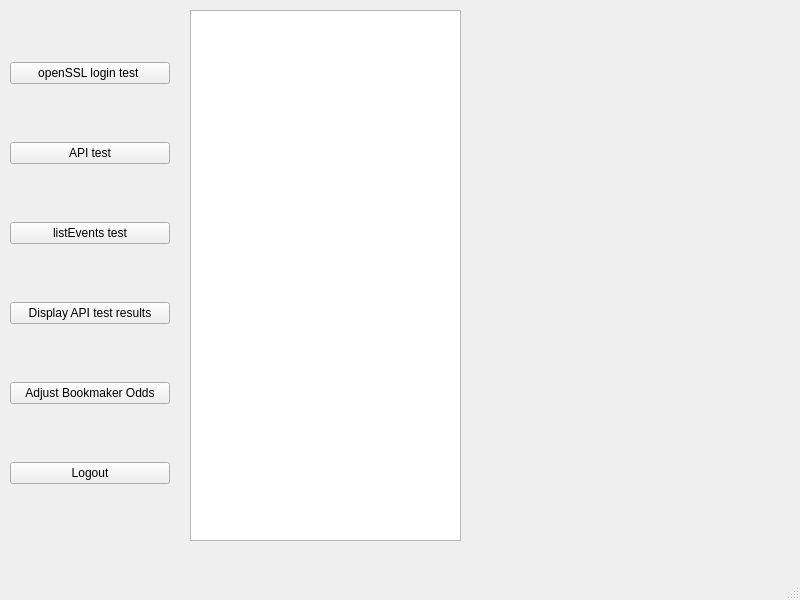
Above: gui/main.ui from CristianProdaniuc/Bet_Omnitool before the change. Below: the same form after it.
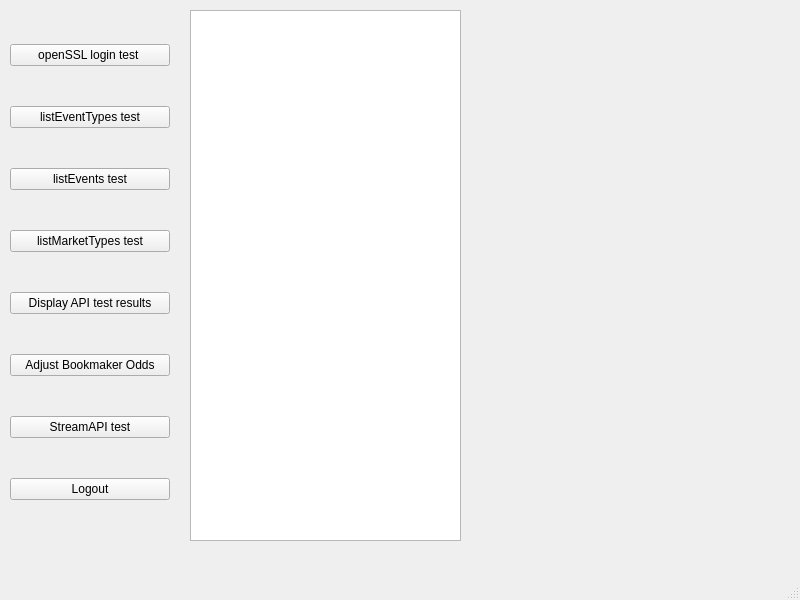
That is the form after the change.

Commit message: Added listMarketTypes, test betfairlightweight package

```diff
--- a/gui/main.ui
+++ b/gui/main.ui
@@ -34,7 +34,7 @@
      <item>
       <widget class="QPushButton" name="buttonAPItest">
        <property name="text">
-        <string>API test</string>
+        <string>listEventTypes test</string>
        </property>
       </widget>
      </item>
@@ -45,6 +45,13 @@
        </property>
       </widget>
      </item>
+     <item>
+      <widget class="QPushButton" name="buttonListMarketTypes">
+       <property name="text">
+        <string>listMarketTypes test</string>
+       </property>
+      </widget>
+     </item>
      <item>
       <widget class="QPushButton" name="buttonDisplayResults">
        <property name="text">
@@ -59,6 +66,13 @@
        </property>
       </widget>
      </item>
+     <item>
+      <widget class="QPushButton" name="buttonStreamAPI">
+       <property name="text">
+        <string>StreamAPI test</string>
+       </property>
+      </widget>
+     </item>
      <item>
       <widget class="QPushButton" name="buttonLogoutTest">
        <property name="text">
```
Left out of the diff: 2 changed lines with no effect on the pictures. The commit also changes 3 other files.
